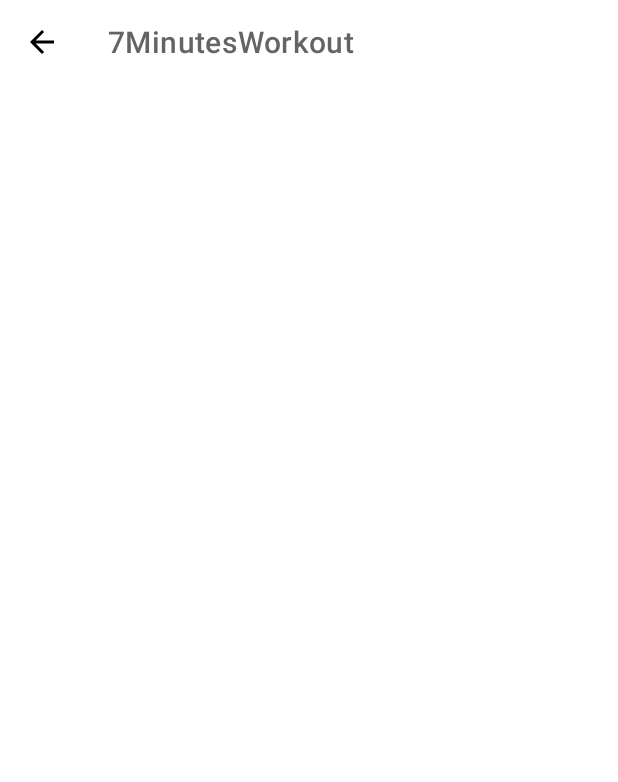
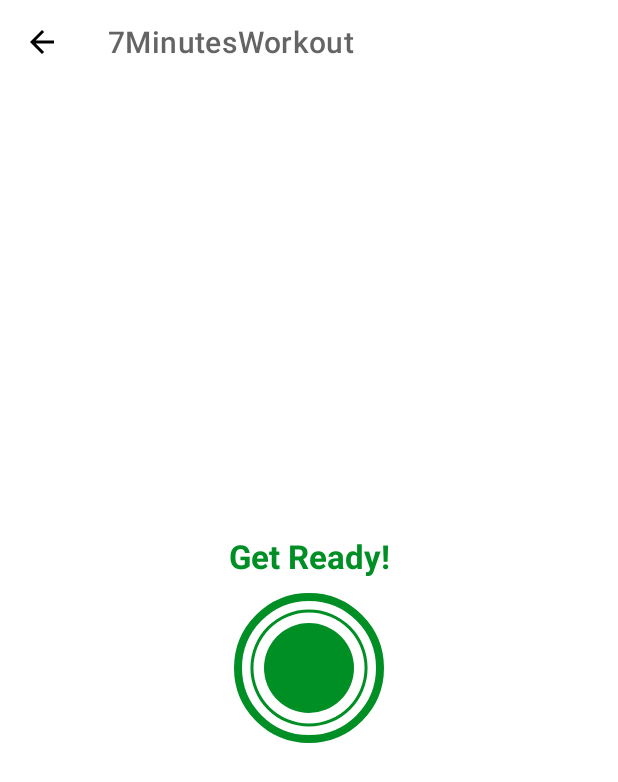
Before and after one commit to orhanuckulac0/7MinutesWorkoutApp, an Android app: the ExerciseActivity screen opened directly, with no data from a screen before it, on a phone screen of 412 x 824 dp. Shown: the top 782 px of the screen. Run offline under Robolectric (Android 15) with nearby library versions, the phone set to English and light mode, and no system bars.

Commit message:
third commit - create xml files for progress bar timer

```diff
--- /dev/null
+++ b/app/src/main/res/drawable/circular_progress_bar.xml
@@ -0,0 +1,13 @@
+<?xml version="1.0" encoding="utf-8"?>
+<layer-list xmlns:android="http://schemas.android.com/apk/res/android">
+    <item>
+        <shape
+            android:innerRadiusRatio="2.7"
+            android:shape="ring"
+            android:thicknessRatio="50.0"
+            android:useLevel="true"
+            >
+            <solid android:color="@color/colorAccent"/>
+        </shape>
+    </item>
+</layer-list>
--- /dev/null
+++ b/app/src/main/res/drawable/circular_progress_bar_gray.xml
@@ -0,0 +1,13 @@
+<?xml version="1.0" encoding="utf-8"?>
+<layer-list xmlns:android="http://schemas.android.com/apk/res/android">
+    <item>
+        <shape
+            android:innerRadiusRatio="2.7"
+            android:shape="ring"
+            android:thicknessRatio="50.0"
+            android:useLevel="true"
+            >
+            <solid android:color="@color/lightGray"/>
+        </shape>
+    </item>
+</layer-list>
--- /dev/null
+++ b/app/src/main/res/drawable/item_circular_color_accent_background.xml
@@ -0,0 +1,6 @@
+<?xml version="1.0" encoding="utf-8"?>
+<shape xmlns:android="http://schemas.android.com/apk/res/android"
+    android:shape="oval">
+    <solid android:color="@color/colorAccent"/>
+
+</shape>
--- a/app/src/main/res/layout/activity_exercise.xml
+++ b/app/src/main/res/layout/activity_exercise.xml
@@ -1,5 +1,5 @@
 <?xml version="1.0" encoding="utf-8"?>
-<RelativeLayout xmlns:android="http://schemas.android.com/apk/res/android"
+<androidx.constraintlayout.widget.ConstraintLayout xmlns:android="http://schemas.android.com/apk/res/android"
     xmlns:tools="http://schemas.android.com/tools"
     android:layout_width="match_parent"
     android:layout_height="match_parent"
@@ -8,6 +8,7 @@
 
     <androidx.appcompat.widget.Toolbar
         android:id="@+id/toolbarExercise"
+        app:layout_constraintTop_toTopOf="parent"
         android:layout_width="match_parent"
         android:layout_height="?android:attr/actionBarSize"
         android:theme="@style/ToolbarTheme"
@@ -15,4 +16,62 @@
         app:titleTextColor="@color/colorPrimary"
         />
 
-</RelativeLayout>
+    <TextView
+        android:id="@+id/tvTitle"
+        android:layout_width="wrap_content"
+        android:layout_height="wrap_content"
+        android:text="Get Ready!"
+        android:textSize="22sp"
+        android:textColor="@color/colorAccent"
+        android:textStyle="bold"
+        android:layout_marginBottom="10dp"
+
+        app:layout_constraintStart_toStartOf="parent"
+        app:layout_constraintEnd_toEndOf="parent"
+        app:layout_constraintBottom_toTopOf="@id/flProgressBar"
+        />
+
+    <FrameLayout
+        android:id="@+id/flProgressBar"
+        android:layout_width="100dp"
+        android:layout_height="100dp"
+        android:layout_marginTop="10dp"
+        android:background="@drawable/item_circular_color_accent_border"
+
+        app:layout_constraintBottom_toBottomOf="parent"
+        app:layout_constraintStart_toStartOf="parent"
+        app:layout_constraintEnd_toEndOf="parent"
+        app:layout_constraintTop_toBottomOf="@id/toolbarExercise">
+
+        <!--       use indeterminate when you do not know how long the operation will take -->
+        <ProgressBar
+            style="?android:attr/progressBarStyleHorizontal"
+            android:layout_width="100dp"
+            android:layout_height="100dp"
+            android:layout_gravity="center"
+            android:background="@drawable/circular_progress_bar_gray"
+            android:progressDrawable="@drawable/circular_progress_bar"
+            android:indeterminate="false"
+            android:max="10"
+            android:progress="100"
+            android:rotation="-90"/>
+
+        <LinearLayout
+            android:layout_width="60dp"
+            android:layout_height="60dp"
+            android:layout_gravity="center"
+            android:background="@drawable/item_circular_color_accent_background"
+            android:gravity="center">
+            <TextView
+                android:id="@+id/tvTimer"
+                android:layout_width="wrap_content"
+                android:layout_height="wrap_content"
+                tools:text="10"
+                android:textColor="@color/white"
+                android:textSize="22sp"/>
+        </LinearLayout>
+
+    </FrameLayout>
+
+
+</androidx.constraintlayout.widget.ConstraintLayout>
```
